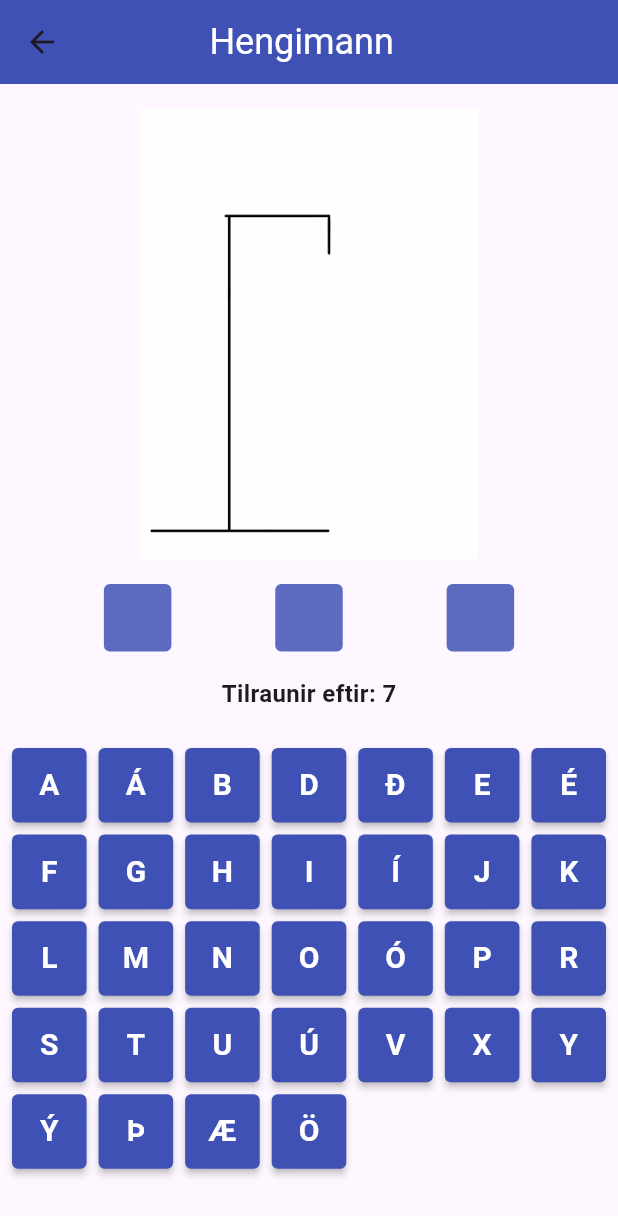
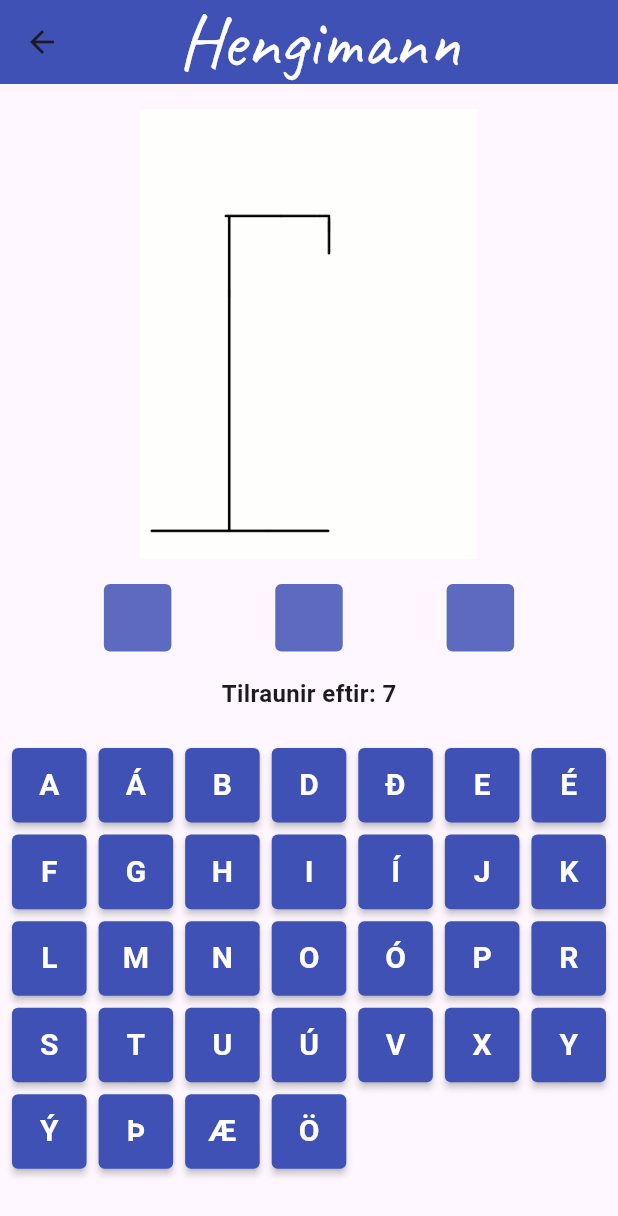
Before and after one commit to OSE-ICE/hangman_ose, a Flutter app: the screen it shows after launch, after a tap on "Spila leik", on a phone screen of 412 x 824 dp. Shown: the top 1216 px of the screen. Run offline on Flutter 3.47's test engine with Material 3 defaults, Android fonts, the phone set to English and light mode, and no system bars; our stand-ins replace google_fonts.

Commit message:
Bætti við google fonts.  Caveat og Roboto

```diff
--- a/lib/gameScreen.dart
+++ b/lib/gameScreen.dart
@@ -1,4 +1,5 @@
 import 'package:flutter/material.dart';
+import 'package:google_fonts/google_fonts.dart';
 import 'package:hangman_ose/widget/progress_image.dart';
 import 'package:hangman_ose/words_alphabet.dart';
 import 'package:hangman_ose/widget/letter.dart';
@@ -16,14 +17,11 @@ class _SecondRouteState extends State<SecondRoute> {
     return Scaffold(
       appBar: AppBar(
         backgroundColor: Colors.indigo.shade500,
-        title: const Center(
-            widthFactor: 2.1,
+        title: Center(
+            widthFactor: 1.5,
             child: Text(
               'Hengimann',
-              style: TextStyle(
-                fontSize: 24,
-                color: Colors.white,
-              ),
+              style: GoogleFonts.caveat(fontSize: 50, color: Colors.white),
             )),
       ),
       body: Center(
@@ -132,8 +130,12 @@ class _SecondRouteState extends State<SecondRoute> {
                       word = newWord();
                     });
                   },
-                  child: const Text(
+                  child: Text(
                     'Spila aftur',
+                    style: GoogleFonts.roboto(
+                      fontWeight: FontWeight.bold,
+                      fontSize: 16,
+                    ),
                   ),
                 ),
               ),
--- a/lib/main.dart
+++ b/lib/main.dart
@@ -1,5 +1,6 @@
 import 'package:flutter/material.dart';
 import 'package:hangman_ose/gameScreen.dart';
+import 'package:google_fonts/google_fonts.dart';
 
 void main() {
   runApp(
@@ -18,13 +19,10 @@ class FirstRoute extends StatelessWidget {
     return Scaffold(
       appBar: AppBar(
         backgroundColor: Colors.indigo.shade500,
-        title: const Center(
+        title: Center(
           child: Text(
             'Hengimann',
-            style: TextStyle(
-              fontSize: 24,
-              color: Colors.white,
-            ),
+            style: GoogleFonts.caveat(fontSize: 50, color: Colors.white),
           ),
         ),
       ),
@@ -37,7 +35,13 @@ class FirstRoute extends StatelessWidget {
             ),
             const SizedBox(height: 100),
             ElevatedButton(
-              child: const Text('Spila leik'),
+              child: Text(
+                'Spila leik',
+                style: GoogleFonts.roboto(
+                  fontWeight: FontWeight.bold,
+                  fontSize: 16,
+                ),
+              ),
               onPressed: () {
                 Navigator.push(
                   context,
--- a/pubspec.yaml
+++ b/pubspec.yaml
@@ -28,6 +28,7 @@ environment:
 # the latest version available on pub.dev. To see which dependencies have newer
 # versions available, run `flutter pub outdated`.
 dependencies:
+  google_fonts: ^6.1.0
   flutter:
     sdk: flutter
 
```
Also changed, not shown: pubspec.lock, 8 other files.
